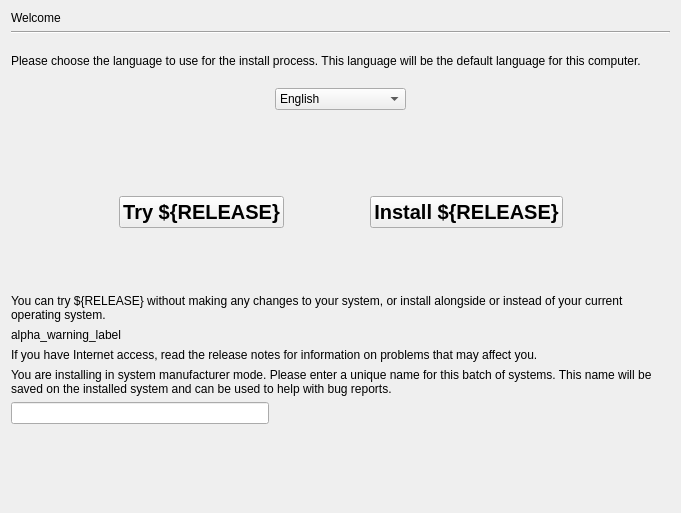
First picture: the form in gui/qt/stepLanguage.ui, repository chenhan1218/ubiquity, before the edit.
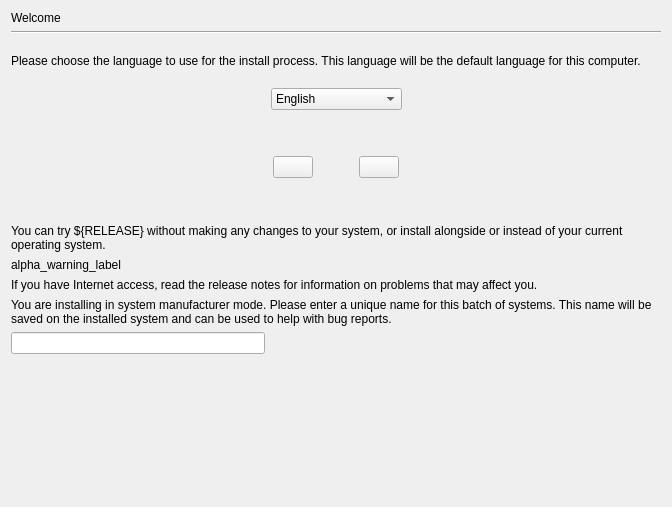
Second picture: the form after the edit.

Commit message:
Rework "Try Kubuntu" and "Install Kubuntu" buttons
- Make the icon part of the buttons (I always clicked the icon before!)
- Use latest Oxygen icons

Patch:
```diff
--- a/gui/qt/stepLanguage.ui
+++ b/gui/qt/stepLanguage.ui
@@ -6,8 +6,8 @@
    <rect>
     <x>0</x>
     <y>0</y>
-    <width>681</width>
-    <height>513</height>
+    <width>672</width>
+    <height>507</height>
    </rect>
   </property>
   <property name="sizePolicy">
@@ -130,7 +130,7 @@
      <property name="sizeHint" stdset="0">
       <size>
        <width>0</width>
-       <height>60</height>
+       <height>40</height>
       </size>
      </property>
     </spacer>
@@ -174,9 +174,7 @@
       </spacer>
      </item>
      <item>
-      <layout class="QVBoxLayout" name="verticalLayout">
-       <item>
-        <widget class="QLabel" name="image1">
+      <widget class="QPushButton" name="try_ubuntu_button">
          <property name="sizePolicy">
           <sizepolicy hsizetype="Minimum" vsizetype="Minimum">
            <horstretch>0</horstretch>
@@ -186,26 +184,7 @@
          <property name="text">
           <string/>
          </property>
-         <property name="alignment">
-          <set>Qt::AlignCenter</set>
-         </property>
-        </widget>
-       </item>
-       <item>
-        <widget class="QPushButton" name="try_ubuntu">
-         <property name="font">
-          <font>
-           <pointsize>15</pointsize>
-           <weight>75</weight>
-           <bold>true</bold>
-          </font>
-         </property>
-         <property name="text">
-          <string>Try ${RELEASE}</string>
-         </property>
-        </widget>
-       </item>
-      </layout>
+      </widget>
      </item>
      <item>
       <spacer name="horizontalSpacer_7">
@@ -217,45 +196,24 @@
        </property>
        <property name="sizeHint" stdset="0">
         <size>
-         <width>80</width>
+         <width>40</width>
          <height>20</height>
         </size>
        </property>
       </spacer>
      </item>
      <item>
-      <layout class="QVBoxLayout" name="verticalLayout_2">
-       <item>
-        <widget class="QLabel" name="image2">
+      <widget class="QPushButton" name="install_ubuntu_button">
          <property name="sizePolicy">
           <sizepolicy hsizetype="Minimum" vsizetype="Minimum">
-           <horstretch>2</horstretch>
-           <verstretch>2</verstretch>
+         <horstretch>0</horstretch>
+         <verstretch>0</verstretch>
           </sizepolicy>
          </property>
          <property name="text">
           <string/>
          </property>
-         <property name="alignment">
-          <set>Qt::AlignCenter</set>
-         </property>
-        </widget>
-       </item>
-       <item>
-        <widget class="QPushButton" name="install_ubuntu">
-         <property name="font">
-          <font>
-           <pointsize>15</pointsize>
-           <weight>75</weight>
-           <bold>true</bold>
-          </font>
-         </property>
-         <property name="text">
-          <string>Install ${RELEASE}</string>
-         </property>
-        </widget>
-       </item>
-      </layout>
+      </widget>
      </item>
      <item>
       <spacer name="horizontalSpacer_5">
@@ -300,7 +258,7 @@
      <property name="sizeHint" stdset="0">
       <size>
        <width>20</width>
-       <height>60</height>
+       <height>40</height>
       </size>
      </property>
     </spacer>
```
Lines whose indentation alone changed are shown as unchanged. The commit also changes 8 other files.
